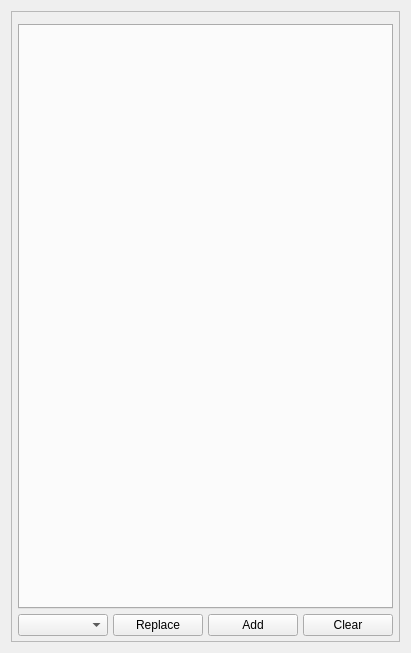
Before: the Qt Designer form mdaviz/resources/mda_file.ui in BCDA-APS/mdaviz, drawn with Qt 5.
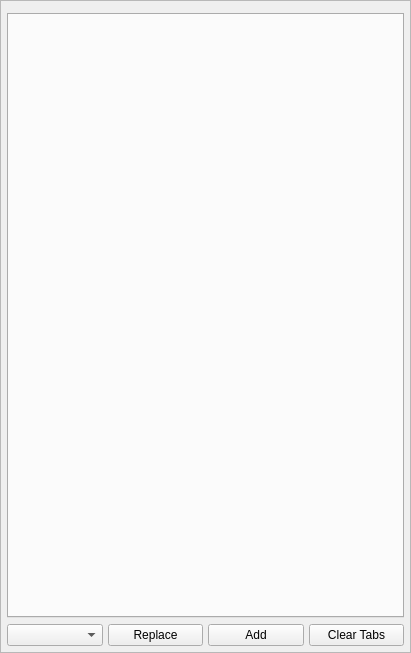
After: the same form once the commit is applied.

Commit message: ENH #109 #110 remove folder tab and reduce layout margins

Diff of the .ui file:
```diff
--- a/mdaviz/resources/mda_file.ui
+++ b/mdaviz/resources/mda_file.ui
@@ -14,6 +14,18 @@
    <string>Form</string>
   </property>
   <layout class="QVBoxLayout" name="verticalLayout_2">
+   <property name="leftMargin">
+    <number>0</number>
+   </property>
+   <property name="topMargin">
+    <number>0</number>
+   </property>
+   <property name="rightMargin">
+    <number>0</number>
+   </property>
+   <property name="bottomMargin">
+    <number>0</number>
+   </property>
    <item>
     <widget class="QScrollArea" name="scrollArea">
      <property name="widgetResizable">
@@ -24,13 +36,13 @@
        <rect>
         <x>0</x>
         <y>0</y>
-        <width>385</width>
-        <height>627</height>
+        <width>409</width>
+        <height>651</height>
        </rect>
       </property>
       <layout class="QVBoxLayout" name="verticalLayout">
        <property name="spacing">
-        <number>5</number>
+        <number>6</number>
        </property>
        <property name="leftMargin">
         <number>6</number>
@@ -42,7 +54,7 @@
         <number>6</number>
        </property>
        <property name="bottomMargin">
-        <number>5</number>
+        <number>6</number>
        </property>
        <item>
         <widget class="QTabWidget" name="tabWidget">
@@ -114,7 +126,7 @@
              <string>Clear graph</string>
             </property>
             <property name="text">
-             <string>Clear</string>
+             <string>Clear Tabs</string>
             </property>
            </widget>
           </item>
```
The commit also changes 6 other files.
